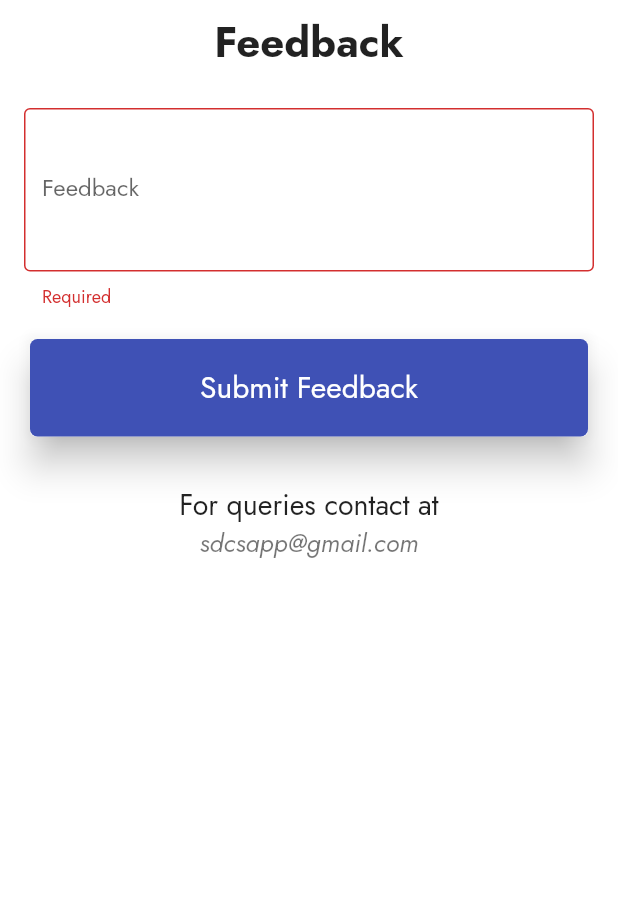
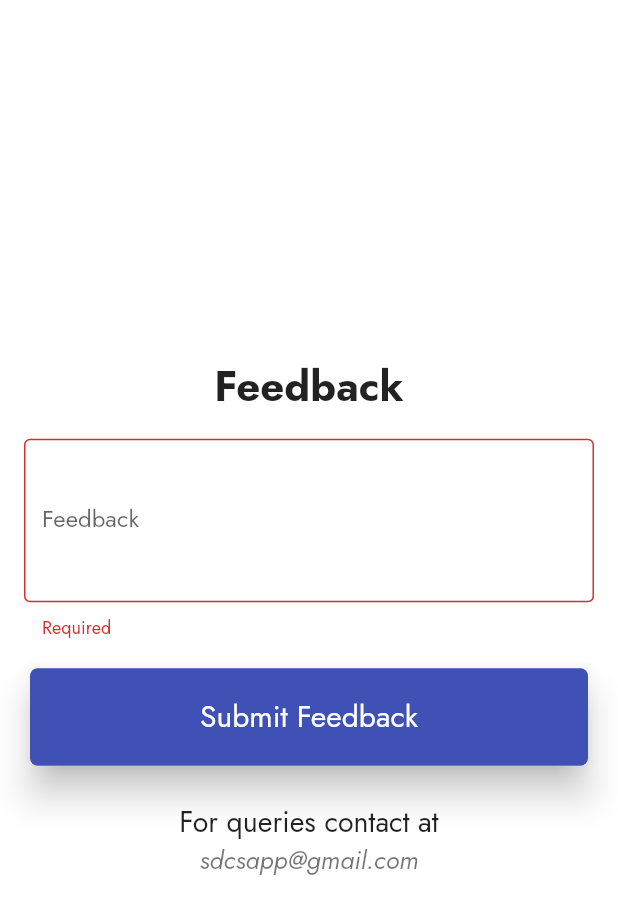
Before and after one commit to ThedistortedFrequency/SDCS-flutter-project, a Flutter app: the FeedbackPage screen opened by its route, on a phone screen of 412 x 824 dp. Shown: the top 914 px of the screen. Run offline on Flutter 3.47's test engine with Material 2 defaults, Android fonts, the light colour scheme and no system bars; our stand-ins replace cached_network_image, firebase_auth, firebase_core, form_field_validator, google_fonts, pinput; accounts and stored records are empty; network calls fail.

Commit message:
some changes

```diff
--- a/lib/Complaint.dart
+++ b/lib/Complaint.dart
@@ -126,6 +126,9 @@ class _ComplaintState extends State<Complaint> {
                       },
                     ),
                   ),
+
+                  // uploadin image option.
+
                   Padding(
                     padding:
                         const EdgeInsets.symmetric(horizontal: 16, vertical: 8),
--- a/lib/bottomNavigator/feedback.dart
+++ b/lib/bottomNavigator/feedback.dart
@@ -14,22 +14,22 @@ class _FeedbackPageState extends State<FeedbackPage> {
     return Scaffold(
       backgroundColor: Colors.white,
       extendBodyBehindAppBar: true,
-      body: SafeArea(
+      body: Container(
+        margin: const EdgeInsets.only(left: 16, right: 16),
+        alignment: Alignment.center,
         child: SingleChildScrollView(
-          child: Form(
+          child: Column(
+            mainAxisAlignment: MainAxisAlignment.center,
+            children: [
+              Form(
                 key: _formKey,
                 autovalidateMode: AutovalidateMode.always,
-            child: Container(
-              alignment: Alignment.center,
                 child: Column(
                   mainAxisAlignment: MainAxisAlignment.center,
                   children: [
                     const SizedBox(),
                     // Personal Information
-                  const Padding(
-                    padding:
-                        EdgeInsets.symmetric(horizontal: 16, vertical: 8.0),
-                    child: Center(
+                    Center(
                       child: Text(
                         "Feedback",
                         style: TextStyle(
@@ -38,23 +38,17 @@ class _FeedbackPageState extends State<FeedbackPage> {
                             color: Colors.black87),
                       ),
                     ),
-                  ),
                     const SizedBox(
-                    height: 8.0,
+                      height: 15.0,
                     ),
 
                     // feedback submition
 
-                  Padding(
-                    padding: const EdgeInsets.symmetric(
-                      horizontal: 16,
-                      vertical: 8,
-                    ),
-                    child: TextFormField(
+                    TextFormField(
                       keyboardType: TextInputType.multiline,
                       maxLines: 3,
                       decoration: const InputDecoration(
-                          hintText: "Let us about your ecperince.",
+                          hintText: "Let us about your experience.",
                           label: Text("Feedback"),
                           border: OutlineInputBorder()),
                       validator: (value) {
@@ -64,14 +58,11 @@ class _FeedbackPageState extends State<FeedbackPage> {
                         return null;
                       },
                     ),
+                    const SizedBox(
+                      height: 15.0,
                     ),
 
-                  // for queries
-
-                  Padding(
-                    padding:
-                        const EdgeInsets.symmetric(horizontal: 16, vertical: 8),
-                    child: Card(
+                    Card(
                       elevation: 10,
                       child: InkWell(
                         onTap: () {
@@ -92,7 +83,6 @@ class _FeedbackPageState extends State<FeedbackPage> {
                               fontSize: 20,
                             ),
                           )),
-                        ),
                         ),
                       ),
                     ),
@@ -118,6 +108,7 @@ class _FeedbackPageState extends State<FeedbackPage> {
                   ],
                 ),
               ),
+            ],
           ),
         ),
       ),
--- a/lib/main.dart
+++ b/lib/main.dart
@@ -24,7 +24,6 @@ class MyApp extends StatelessWidget {
   @override
   Widget build(BuildContext context) {
     return MaterialApp(
-      title: 'Flutter Demo',
       theme: ThemeData(
           primarySwatch: Colors.indigo, textTheme: GoogleFonts.jostTextTheme()),
       routes: {
--- a/pubspec.yaml
+++ b/pubspec.yaml
@@ -41,6 +41,9 @@ dependencies:
   google_nav_bar: ^5.0.6
   firebase_core: ^1.22.0
   firebase_auth: ^3.9.0
+  camera: ^0.10.0+1
+  path_provider: ^2.0.11
+  path: ^1.8.1
 
 dev_dependencies:
   flutter_test:
```
Also changed, not shown: pubspec.lock. Lines whose indentation alone changed are shown as unchanged.
